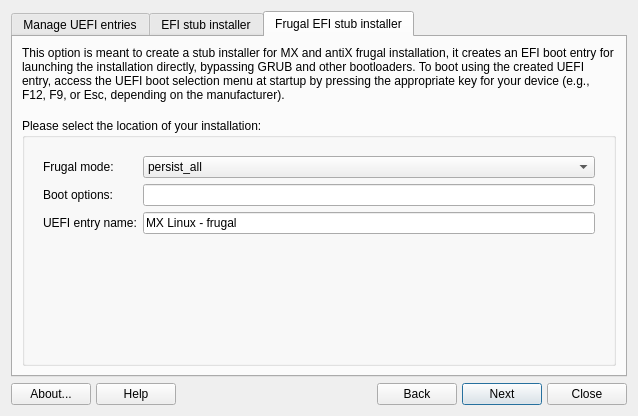
AdrianTM/uefi-manager, file mainwindow.ui: the form before one commit.
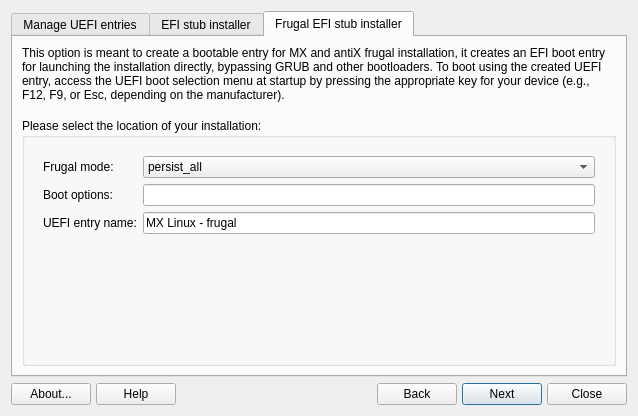
The form after the commit. The open tabs and pages were chosen to show the change. Icons and pictures are not drawn.

Commit message: Change description; don't translate persistence options

Patch:
```diff
--- a/mainwindow.ui
+++ b/mainwindow.ui
@@ -169,7 +169,7 @@
        <item>
         <widget class="QLabel" name="labelFrugal">
          <property name="text">
-          <string>This option is meant to create a stub installer for MX and antiX frugal installation, it creates an EFI boot entry for launching the installation directly, bypassing GRUB and other bootloaders. To boot using the created UEFI entry, access the UEFI boot selection menu at startup by pressing the appropriate key for your device (e.g., F12, F9, or Esc, depending on the manufacturer).</string>
+          <string>This option is meant to create a bootable entry for MX and antiX frugal installation, it creates an EFI boot entry for launching the installation directly, bypassing GRUB and other bootloaders. To boot using the created UEFI entry, access the UEFI boot selection menu at startup by pressing the appropriate key for your device (e.g., F12, F9, or Esc, depending on the manufacturer).</string>
          </property>
          <property name="wordWrap">
           <bool>true</bool>
```
Left out of the diff: 14 changed lines with no effect on the pictures. The commit also changes 1 other file.
